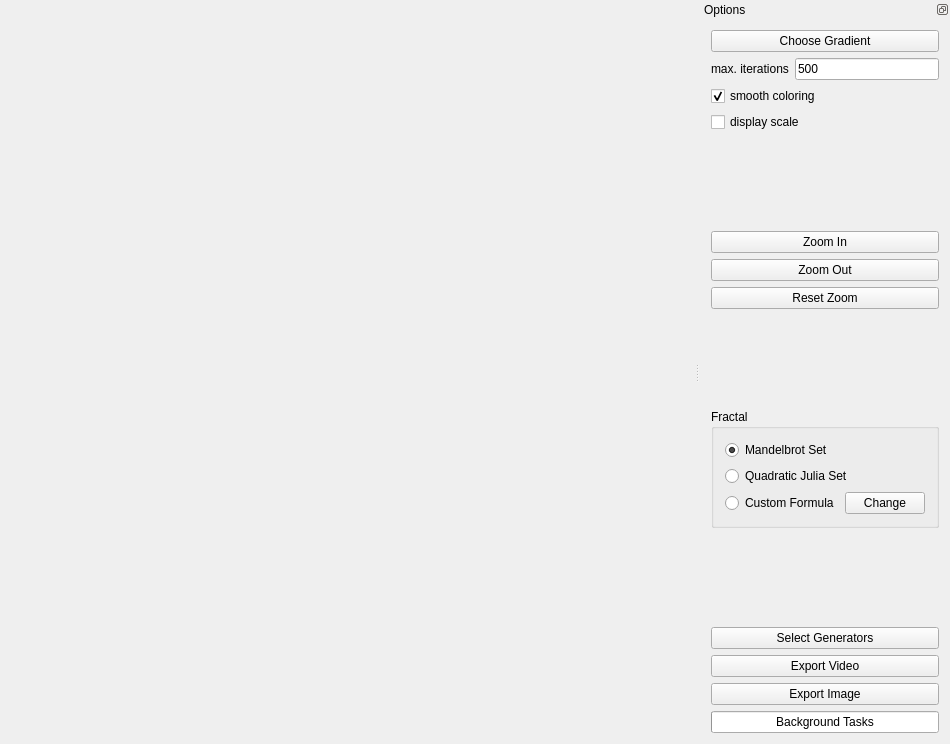
Old version of the form Almond.ui in the repository QlowB/Almond.
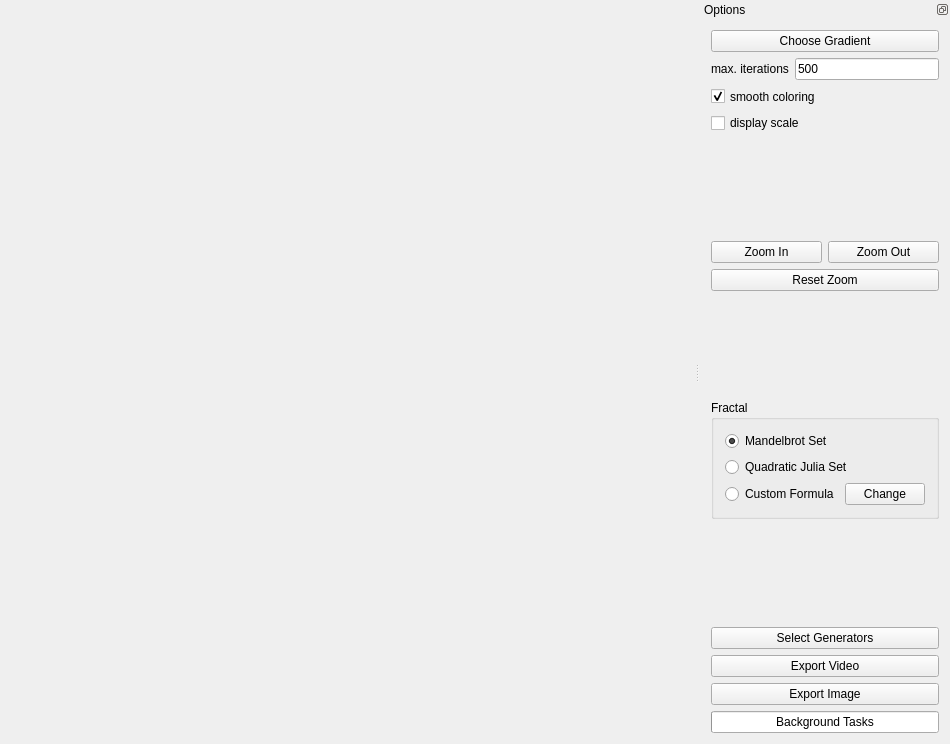
New version of the form.

What changed in the file:
```diff
--- a/Almond.ui
+++ b/Almond.ui
@@ -129,25 +129,29 @@
         </spacer>
        </item>
        <item>
-        <widget class="QPushButton" name="zoom_in">
-         <property name="text">
-          <string>Zoom In</string>
-         </property>
-        </widget>
-       </item>
-       <item>
+        <layout class="QGridLayout" name="gridLayout">
+         <item row="0" column="1">
         <widget class="QPushButton" name="zoom_out">
          <property name="text">
           <string>Zoom Out</string>
          </property>
         </widget>
        </item>
-       <item>
+         <item row="0" column="0">
+          <widget class="QPushButton" name="zoom_in">
+           <property name="text">
+            <string>Zoom In</string>
+           </property>
+          </widget>
+         </item>
+         <item row="1" column="0" colspan="2">
         <widget class="QPushButton" name="resetZoom">
          <property name="text">
           <string>Reset Zoom</string>
          </property>
         </widget>
+         </item>
+        </layout>
        </item>
        <item>
         <spacer name="verticalSpacer_3">
```
Lines whose indentation alone changed are shown as unchanged.
